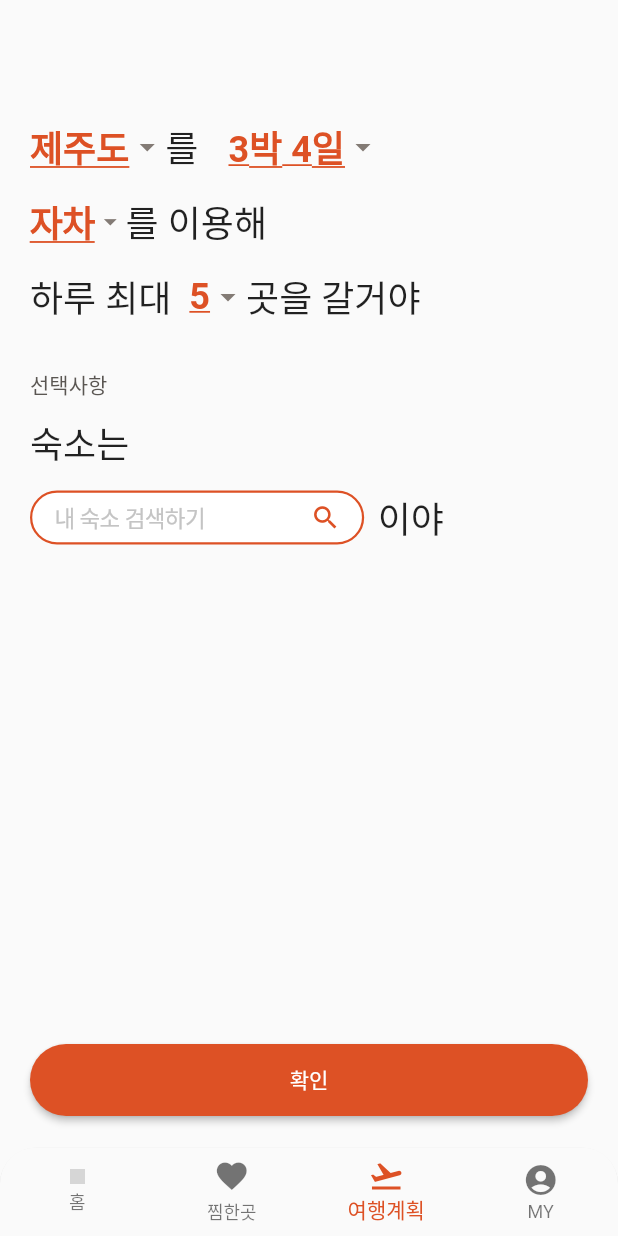
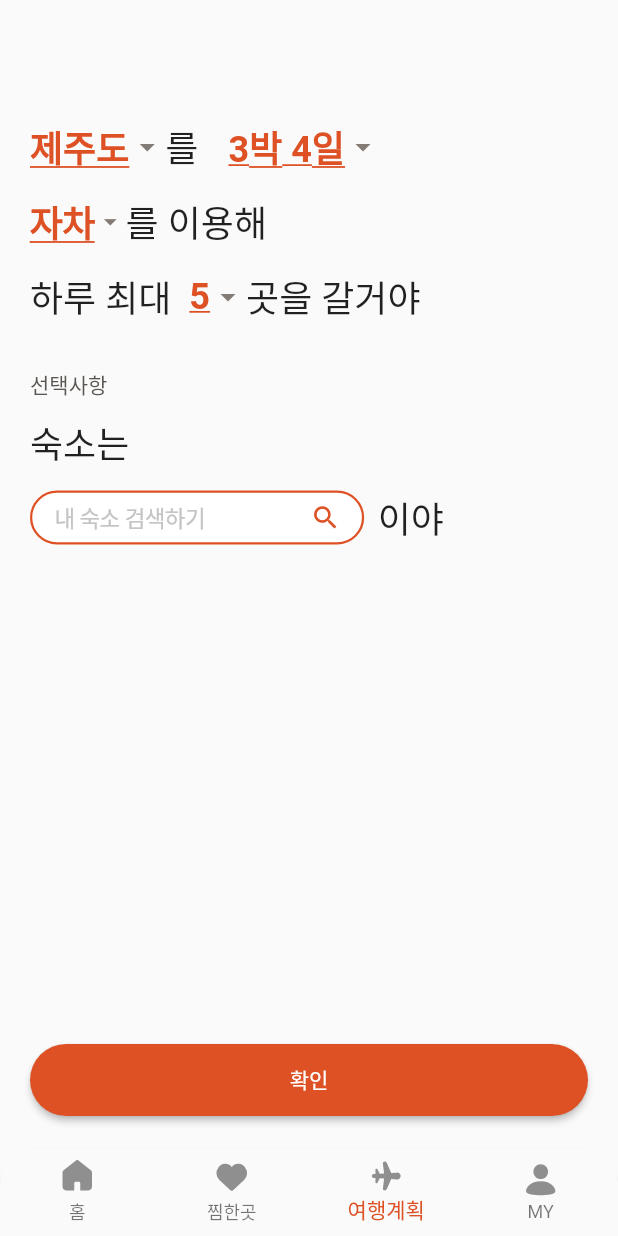
Before and after one commit to koboolean/chang_2nd_main_project, a Flutter app: the HomePage screen opened directly, item 3 of the bottom bar chosen, on a phone screen of 412 x 824 dp. Run offline on Flutter 3.47's test engine with Material 2 defaults, Android fonts, the phone set to English and light mode, and no system bars; our stand-ins replace cloud_firestore, dotted_line, firebase_auth, firebase_core, flutter_svg, webview_flutter; accounts and stored records are empty; network calls fail; Roboto replaces fonts that are missing (SpoqaHanSansNeo); grey boxes are pictures that could not be loaded.

Commit message:
bottom navigation bar 이미지 수정완료

```diff
--- a/lib/main.dart
+++ b/lib/main.dart
@@ -7,6 +7,7 @@ import 'package:chang_2nd_main_project/services/trip_service.dart';
 import 'package:firebase_core/firebase_core.dart';
 import 'package:flutter/material.dart';
 import 'package:provider/provider.dart';
+import 'package:flutter_svg/flutter_svg.dart';
 
 void main() async {
   WidgetsFlutterBinding.ensureInitialized(); // main 함수에서 async 사용하기 위함
--- a/lib/screens/main_page.dart
+++ b/lib/screens/main_page.dart
@@ -4,6 +4,7 @@ import 'package:chang_2nd_main_project/screens/favorite_list.dart';
 import 'package:chang_2nd_main_project/screens/place.dart';
 import 'package:chang_2nd_main_project/screens/mypage.dart';
 import 'package:flutter/material.dart';
+import 'package:flutter_svg/flutter_svg.dart';
 
 class HomePage extends StatefulWidget {
   const HomePage({Key? key}) : super(key: key);
@@ -42,14 +43,26 @@ class _HomePageState extends State<HomePage> {
             selectedItemColor: Color.fromRGBO(221, 81, 37, 1),
             items: [
               BottomNavigationBarItem(
-                icon: Image.asset('images/home.svg', width: 10, height: 10),
+                icon: SvgPicture.asset(
+                  'assets/images/home.svg',
+                ),
                 label: '홈',
               ),
-              BottomNavigationBarItem(icon: Icon(Icons.favorite), label: '찜한곳'),
               BottomNavigationBarItem(
-                  icon: Icon(Icons.flight_takeoff_outlined), label: '여행계획'),
+                  icon: SvgPicture.asset(
+                    'assets/images/favorite.svg',
+                  ),
+                  label: '찜한곳'),
               BottomNavigationBarItem(
-                  icon: Icon(Icons.account_circle), label: 'MY'),
+                  icon: SvgPicture.asset(
+                    'assets/images/airplane.svg',
+                  ),
+                  label: '여행계획'),
+              BottomNavigationBarItem(
+                  icon: SvgPicture.asset(
+                    'assets/images/user.svg',
+                  ),
+                  label: 'MY'),
             ],
           ),
         ));
--- a/pubspec.yaml
+++ b/pubspec.yaml
@@ -19,6 +19,7 @@ dependencies:
   google_fonts: ^2.2.0 #google Fonts
   dotted_line: ^3.1.0 #dotted line
   webview_flutter: ^3.0.4  #webview
+  flutter_svg: ^1.0.1
 
 dev_dependencies:
   flutter_test:
```
Also changed, not shown: pubspec.lock.
